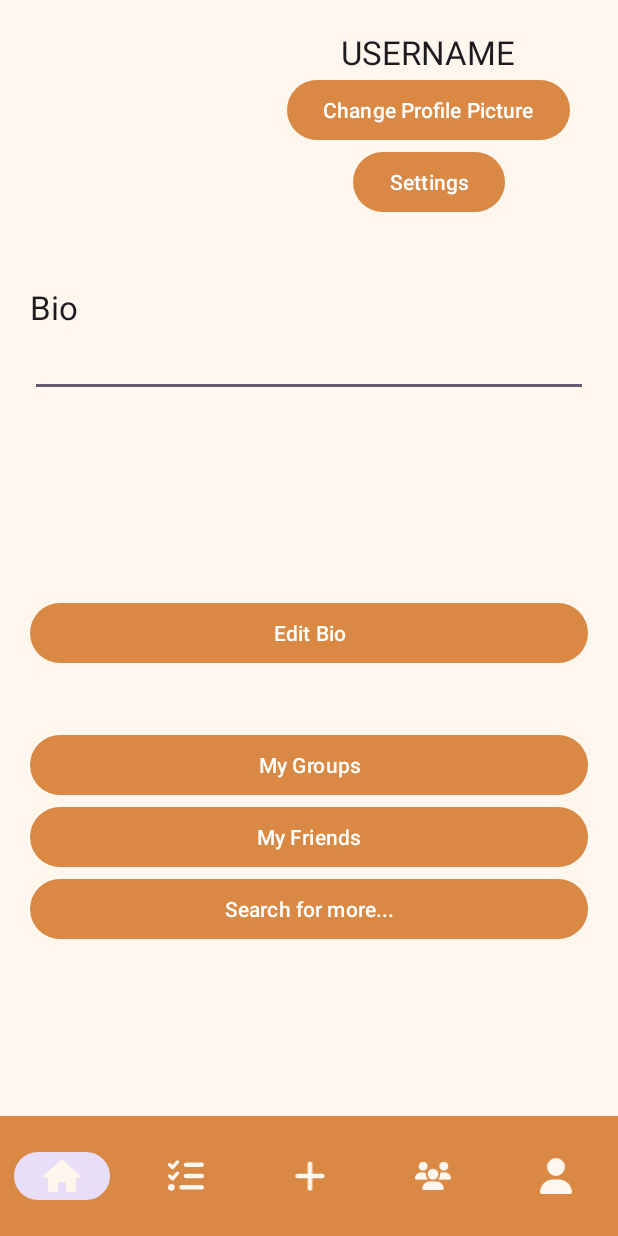
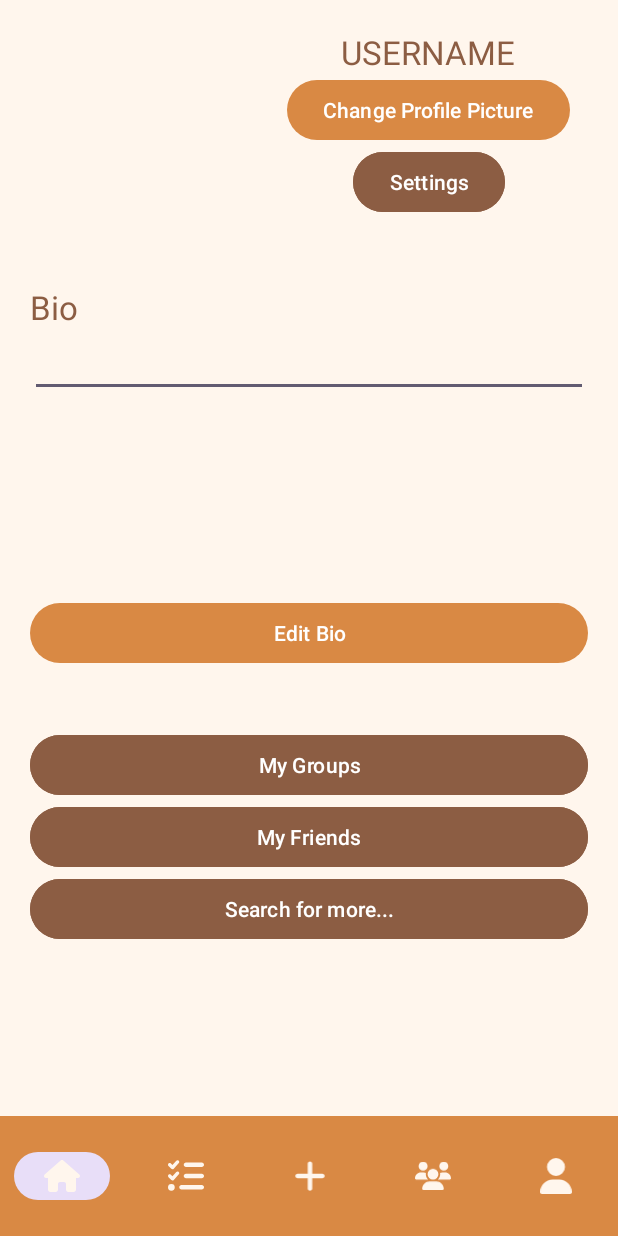
Before and after one commit to Dwaynekoya/ToGetherAndroid, an Android app: the ProfileActivity screen opened directly, with no data from a screen before it, on a phone screen of 412 x 824 dp. Run offline under Robolectric (Android 15) with nearby library versions, the phone set to English and light mode, and no system bars; network calls fail; pictures from the network do not load; 3 statements that could not run were skipped.

Commit message:
profile styling

```diff
--- /dev/null
+++ b/app/src/main/res/color/dark_button_colors.xml
@@ -0,0 +1,5 @@
+<selector xmlns:android="http://schemas.android.com/apk/res/android">
+    <item android:color="@color/darkestBrown" android:state_pressed="true"/>
+    <item android:color="@color/darkestBrown" android:state_focused="true"/>
+    <item android:color="@color/darkBrown"/>
+</selector>
--- a/app/src/main/res/layout/profile.xml
+++ b/app/src/main/res/layout/profile.xml
@@ -40,7 +40,8 @@
                     android:layout_width="wrap_content"
                     android:layout_height="wrap_content"
                     android:text="USERNAME"
-                    android:textAppearance="@style/TextAppearance.AppCompat.Large" />
+                    android:textAppearance="@style/TextAppearance.AppCompat.Large"
+                    android:textColor="@color/darkBrown"/>
 
                 <Button
                     android:id="@+id/buttonChangeProfilePicture"
@@ -52,7 +53,8 @@
                     android:id="@+id/settingsButton"
                     android:layout_width="wrap_content"
                     android:layout_height="wrap_content"
-                    android:text="Settings" />
+                    android:text="Settings"
+                    android:backgroundTint="@color/dark_button_colors"/>
             </LinearLayout>
         </LinearLayout>
 
@@ -62,7 +64,8 @@
             android:layout_height="wrap_content"
             android:layout_marginTop="20dp"
             android:text="Bio"
-            android:textAppearance="@style/TextAppearance.AppCompat.Large" />
+            android:textAppearance="@style/TextAppearance.AppCompat.Large"
+            android:textColor="@color/darkBrown"/>
 
         <EditText
             android:id="@+id/editTextBio"
@@ -70,7 +73,8 @@
             android:layout_height="wrap_content"
             android:ems="10"
             android:gravity="start|top"
-            android:inputType="textMultiLine" />
+            android:inputType="textMultiLine"
+            android:textColor="@color/darkBrown"/>
 
     </LinearLayout>
 
@@ -99,7 +103,8 @@
             android:layout_height="wrap_content"
             android:layout_marginStart="20dp"
             android:layout_marginEnd="20dp"
-            android:text="My Groups" />
+            android:text="My Groups"
+            android:backgroundTint="@color/dark_button_colors"/>
 
         <Button
             android:id="@+id/buttonMyFriends"
@@ -107,7 +112,8 @@
             android:layout_height="wrap_content"
             android:layout_marginStart="20dp"
             android:layout_marginEnd="20dp"
-            android:text="My Friends" />
+            android:text="My Friends"
+            android:backgroundTint="@color/dark_button_colors"/>
 
         <Button
             android:id="@+id/buttonSearchMore"
@@ -115,7 +121,8 @@
             android:layout_height="wrap_content"
             android:layout_marginStart="20dp"
             android:layout_marginEnd="20dp"
-            android:text="Search for more..." />
+            android:text="Search for more..."
+            android:backgroundTint="@color/dark_button_colors"/>
     </LinearLayout>
 
     <com.google.android.material.bottomnavigation.BottomNavigationView
--- a/app/src/main/res/values/colors.xml
+++ b/app/src/main/res/values/colors.xml
@@ -9,4 +9,5 @@
     <color name="lightest">#FFF6ED</color>
     <color name="lightOrange">#f8b276</color>
     <color name="lightCream">#ffcb9f</color>
+    <color name="darkestBrown">#502D1A</color>
 </resources>
```
